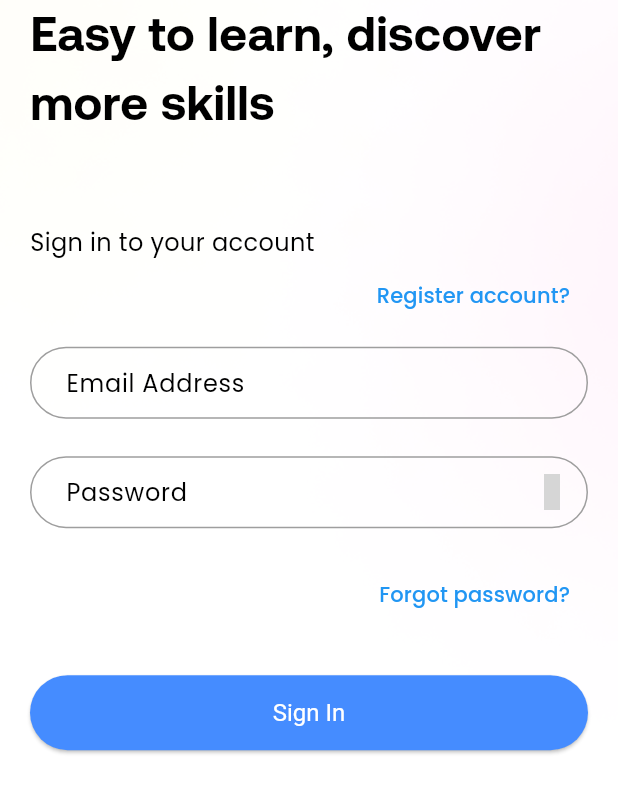
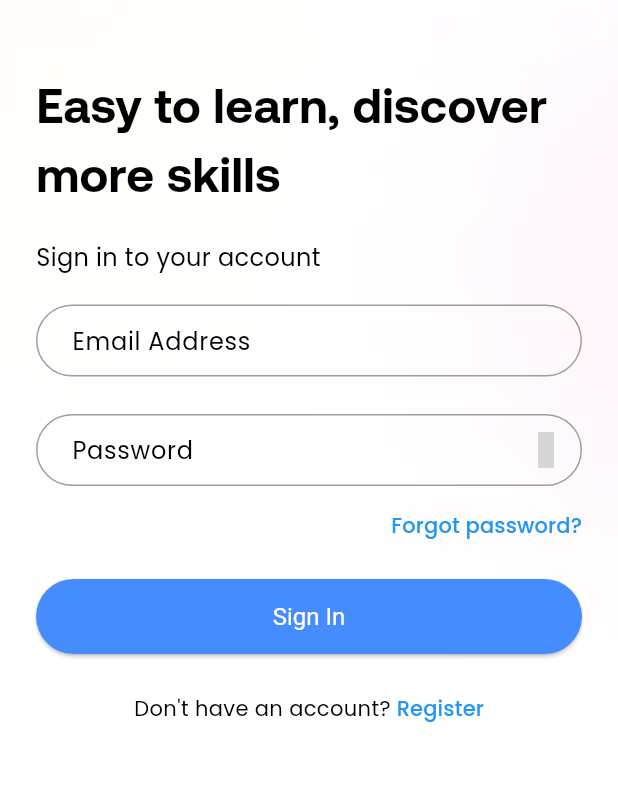
Before and after one commit to fzl-22/educa-app, a Flutter app: the SignInScreen screen opened by its route, on a phone screen of 412 x 824 dp. Shown: the top 793 px of the screen. Run offline on Flutter 3.47's test engine with Material 3 defaults, Android fonts, the phone set to English and light mode, and no system bars; our stand-ins replace bloc, cloud_firestore, dartz, equatable, firebase_auth, firebase_core and 7 more; missing offline and left inert: firebase_ui_auth; accounts and stored records are empty; generated files the repository leaves out were written again; project files that could hold a hidden picture were left out; grey boxes are pictures that could not be loaded.

Commit message:
style: redesigned sign in screen

```diff
--- a/lib/src/auth/presentation/views/sign_in_screen.dart
+++ b/lib/src/auth/presentation/views/sign_in_screen.dart
@@ -10,7 +10,9 @@ import 'package:education_app/core/utils/core_utils.dart';
 import 'package:education_app/src/auth/data/models/user_model.dart';
 import 'package:education_app/src/auth/presentation/bloc/auth_bloc.dart';
 import 'package:education_app/src/auth/presentation/views/sign_up_screen.dart';
+import 'package:education_app/src/auth/presentation/widgets/auth_navigation_button.dart';
 import 'package:education_app/src/auth/presentation/widgets/sign_in_form.dart';
+import 'package:education_app/src/auth/presentation/widgets/sign_in_screen.dart';
 import 'package:education_app/src/dashboard/presentation/views/dashboard.dart';
 import 'package:firebase_auth/firebase_auth.dart';
 import 'package:flutter/material.dart';
@@ -72,7 +74,7 @@ class _SignInScreenState extends State<SignInScreen> {
             child: SafeArea(
               child: ListView(
                 shrinkWrap: true,
-                padding: const EdgeInsets.symmetric(horizontal: 20),
+                padding: const EdgeInsets.fromLTRB(24, 48, 24, 0),
                 children: [
                   Text(
                     'Easy to learn, discover more skills',
@@ -80,39 +82,21 @@ class _SignInScreenState extends State<SignInScreen> {
                       fontFamily: Fonts.aeonik,
                     ),
                   ),
-                  const SizedBox(height: 10),
-                  Row(
-                    mainAxisAlignment: MainAxisAlignment.spaceBetween,
-                    children: [
-                      const Text(
-                        'Sign in to your account',
-                        style: TextStyles.regular16,
-                      ),
-                      Baseline(
-                        baseline: 100,
-                        baselineType: TextBaseline.alphabetic,
-                        child: TextButton(
-                          onPressed: () {
-                            Navigator.pushReplacementNamed(
-                              context,
-                              SignUpScreen.routeName,
-                            );
-                          },
-                          child: const Text('Register account?'),
-                        ),
-                      ),
-                    ],
+                  const SizedBox(height: 20),
+                  const Text(
+                    'Sign in to your account',
+                    style: TextStyles.regular16,
                   ),
-                  const SizedBox(height: 10),
+                  const SizedBox(height: 20),
                   SignInForm(
                     emailController: emailController,
                     passwordController: passwordController,
                     formKey: formKey,
                   ),
-                  const SizedBox(height: 20),
+                  const SizedBox(height: 10),
                   Align(
                     alignment: Alignment.centerRight,
-                    child: TextButton(
+                    child: AuthTextButton(
                       onPressed: () {
                         Navigator.pushNamed(
                           context,
@@ -122,7 +106,7 @@ class _SignInScreenState extends State<SignInScreen> {
                       child: const Text('Forgot password?'),
                     ),
                   ),
-                  const SizedBox(height: 30),
+                  const SizedBox(height: 20),
                   RoundedButton(
                     onPressed: () {
                       login(context);
@@ -139,6 +123,17 @@ class _SignInScreenState extends State<SignInScreen> {
                           )
                         : const Text('Sign In'),
                   ),
+                  const SizedBox(height: 20),
+                  AuthNavigationButton(
+                    normalText: "Don't have an account?",
+                    highlightedText: 'Register',
+                    onPressed: () {
+                      Navigator.pushReplacementNamed(
+                        context,
+                        SignUpScreen.routeName,
+                      );
+                    },
+                  ),
                 ],
               ),
             ),
--- /dev/null
+++ b/lib/src/auth/presentation/widgets/auth_navigation_button.dart
@@ -0,0 +1,30 @@
+import 'package:education_app/src/auth/presentation/widgets/sign_in_screen.dart';
+import 'package:flutter/material.dart';
+
+
+class AuthNavigationButton extends StatelessWidget {
+  const AuthNavigationButton({
+    required this.normalText,
+    required this.highlightedText,
+    required this.onPressed,
+    super.key,
+  });
+
+  final String normalText;
+  final String highlightedText;
+  final VoidCallback onPressed;
+
+  @override
+  Widget build(BuildContext context) {
+    return Row(
+      mainAxisAlignment: MainAxisAlignment.center,
+      children: [
+        Text('$normalText '),
+        AuthTextButton(
+          onPressed: onPressed,
+          child: Text(highlightedText),
+        ),
+      ],
+    );
+  }
+}
--- /dev/null
+++ b/lib/src/auth/presentation/widgets/sign_in_screen.dart
@@ -0,0 +1,25 @@
+import 'package:flutter/material.dart';
+
+class AuthTextButton extends StatelessWidget {
+  const AuthTextButton({
+    required this.onPressed,
+    required this.child,
+    super.key,
+  });
+
+  final VoidCallback onPressed;
+  final Widget child;
+
+  @override
+  Widget build(BuildContext context) {
+    return TextButton(
+      style: TextButton.styleFrom(
+        tapTargetSize: MaterialTapTargetSize.shrinkWrap,
+        visualDensity: VisualDensity.compact,
+        padding: EdgeInsets.zero,
+      ),
+      onPressed: onPressed,
+      child: child,
+    );
+  }
+}
```
